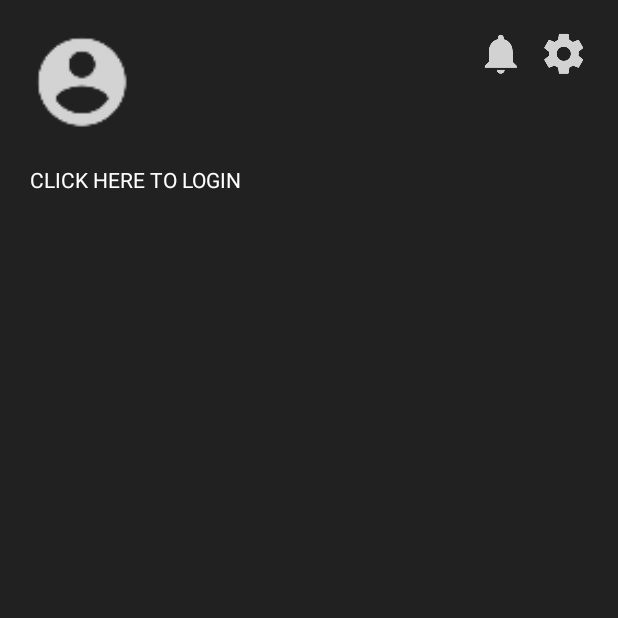
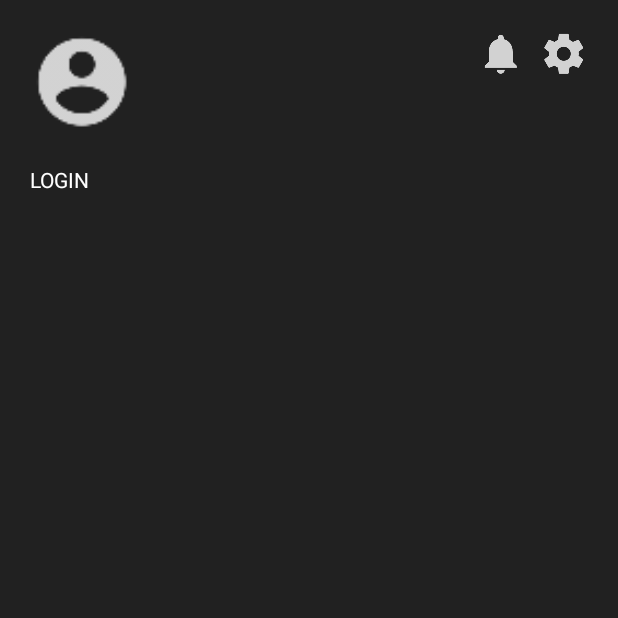
Before and after one commit to matemo22/ComicCafe, an Android app: the Header screen opened directly, with no data from a screen before it, on a phone screen of 412 x 824 dp, the top half of it. Run offline under Robolectric (Android 15) with nearby library versions, the phone set to English and light mode, and no system bars.

Commit message:
Perbaiki saja

```diff
--- a/app/src/main/AndroidManifest.xml
+++ b/app/src/main/AndroidManifest.xml
@@ -13,14 +13,13 @@
         <activity
             android:name=".SplashScreen"
             android:theme="@style/Theme.AppCompat.NoActionBar">
-        </activity>
-
-        <activity android:name=".MainActivity">
             <intent-filter>
                 <action android:name="android.intent.action.MAIN"/>
                 <category android:name="android.intent.category.LAUNCHER"/>
             </intent-filter>
         </activity>
+
+        <activity android:name=".MainActivity"></activity>
 
         <activity android:name=".LoginScreen"
             android:theme="@style/Theme.AppCompat.NoActionBar"/>
--- a/app/src/main/res/layout/activity_header.xml
+++ b/app/src/main/res/layout/activity_header.xml
@@ -18,9 +18,9 @@
         android:layout_alignParentStart="true"
         android:layout_below="@+id/profileImage"
         android:paddingBottom="30dp"
-        android:textColor="@color/white"
         android:paddingLeft="20dp"
-        android:text="CLICK HERE TO LOGIN" />
+        android:text="LOGIN"
+        android:textColor="@color/white" />
 
     <ImageView
         android:layout_width="wrap_content"
```
